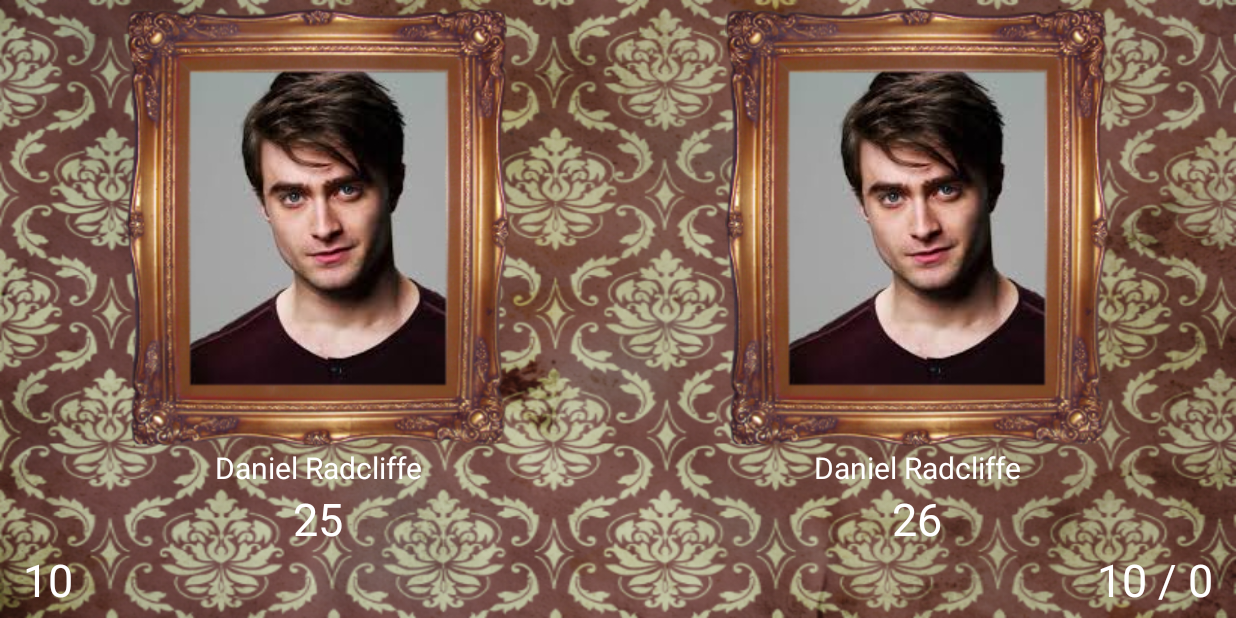
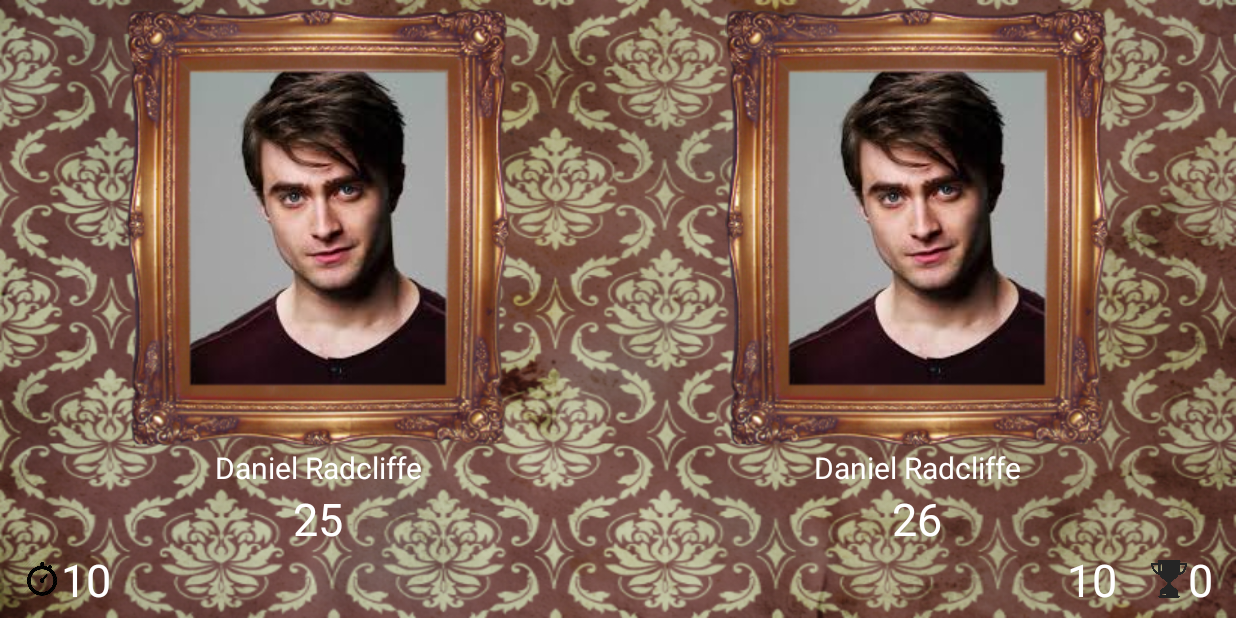
Before and after one commit to bth/old, an Android app: the JeuActivity screen opened directly, with no data from a screen before it, on a phone screen of 824 x 412 dp (held sideways). Run offline under Robolectric (Android 15) with nearby library versions, the phone set to English and light mode, and no system bars.

Commit message:
Ajout d'icônes dans la barre du bas.

```diff
--- a/app/src/main/res/layout/activity_jeu.xml
+++ b/app/src/main/res/layout/activity_jeu.xml
@@ -194,8 +194,17 @@
         android:layout_gravity="center_horizontal"
         android:orientation="horizontal"
         android:textColor="#ffffff"
-            android:layout_weight="0"
-            android:gravity="center_vertical|center_horizontal">
+        android:layout_weight="0"
+        android:gravity="center_vertical|center_horizontal">
+
+        <ImageView
+            android:layout_width="25dp"
+            android:layout_height="25dp"
+            android:contentDescription="@string/description_cadre"
+            android:scaleType="fitCenter"
+            android:layout_centerHorizontal="true"
+            android:layout_centerVertical="true"
+            android:src="@drawable/timer" />
 
         <TextView
             android:id="@+id/timer"
@@ -228,10 +237,19 @@
             android:layout_width="wrap_content"
             android:layout_height="wrap_content"
             android:layout_gravity="center_horizontal"
-            android:text=" / "
+            android:text="   "
             android:textColor="#ffffff"
             android:textSize="30dp"
             android:gravity="center_vertical|center_horizontal" />
+
+        <ImageView
+            android:layout_width="25dp"
+            android:layout_height="25dp"
+            android:contentDescription="@string/description_cadre"
+            android:scaleType="fitCenter"
+            android:layout_centerHorizontal="true"
+            android:layout_centerVertical="true"
+            android:src="@drawable/best" />
 
         <TextView
             android:id="@+id/meilleur_score"
```
Also changed, not shown: app/src/main/res/drawable/best.png (added), app/src/main/res/drawable/timer.png (added), 2 other files.
